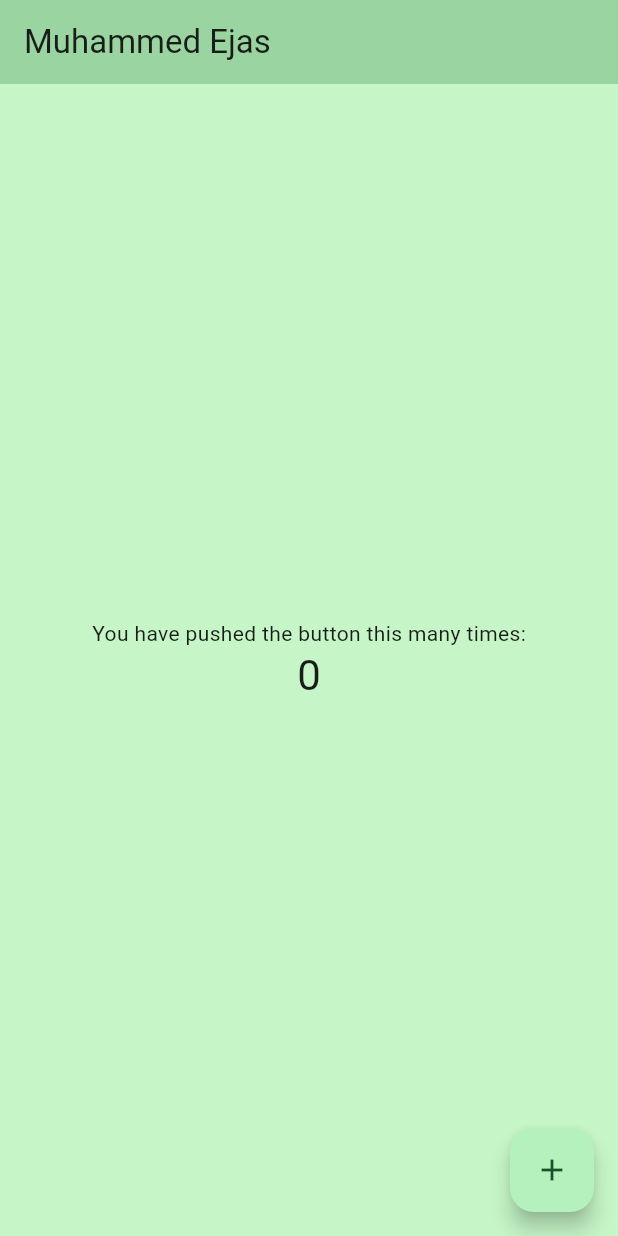
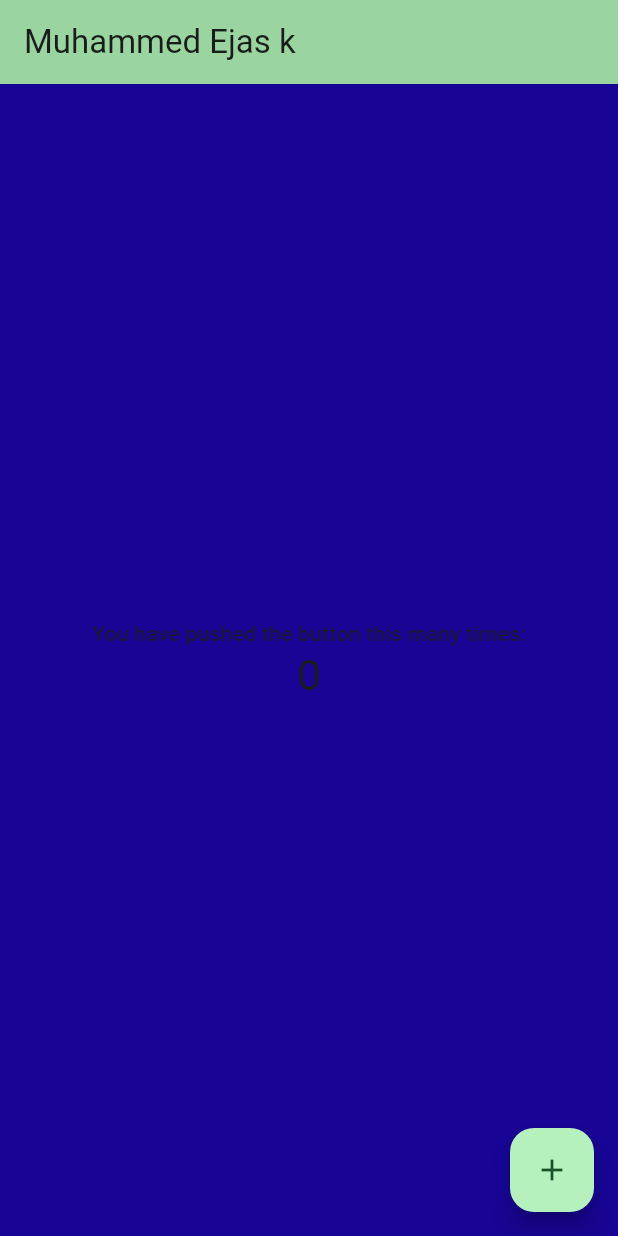
Before and after one commit to muhmdEjas/test, a Flutter app: the screen it shows after launch, on a phone screen of 412 x 824 dp. Run offline on Flutter 3.47's test engine with Material 3 defaults, Android fonts, the phone set to English and light mode, and no system bars.

Commit message:
new  branch

```diff
--- a/lib/main.dart
+++ b/lib/main.dart
@@ -15,7 +15,7 @@ class MyApp extends StatelessWidget {
         colorScheme: ColorScheme.fromSeed(seedColor: Color.fromARGB(255, 0, 5, 1)),
         useMaterial3: true,
       ),
-      home: const MyHomePage(title: 'Muhammed Ejas'),
+      home: const MyHomePage(title: 'Muhammed Ejas k'),
     );
   }
 }
@@ -23,14 +23,6 @@ class MyApp extends StatelessWidget {
 class MyHomePage extends StatefulWidget {
   const MyHomePage({super.key, required this.title});
 
-  // This widget is the home page of your application. It is stateful, meaning
-  // that it has a State object (defined below) that contains fields that affect
-  // how it looks.
-
-  // This class is the configuration for the state. It holds the values (in this
-  // case the title) provided by the parent (in this case the App widget) and
-  // used by the build method of the State. Fields in a Widget subclass are
-  // always marked "final".
 
   final String title;
 
@@ -51,26 +43,13 @@ class _MyHomePageState extends State<MyHomePage> {
   Widget build(BuildContext context) {
 
     return Scaffold(
-      backgroundColor: const Color.fromARGB(255, 198, 246, 199),
+      backgroundColor: Color.fromARGB(255, 24, 4, 149),
       appBar: AppBar(
         backgroundColor: Theme.of(context).colorScheme.inversePrimary,
         title: Text(widget.title),
       ),
       body: Center(
         child: Column(
-          // Column is also a layout widget. It takes a list of children and
-          // arranges them vertically. By default, it sizes itself to fit its
-          // children horizontally, and tries to be as tall as its parent.
-          //
-          // Column has various properties to control how it sizes itself and
-          // how it positions its children. Here we use mainAxisAlignment to
-          // center the children vertically; the main axis here is the vertical
-          // axis because Columns are vertical (the cross axis would be
-          // horizontal).
-          //
-          // TRY THIS: Invoke "debug painting" (choose the "Toggle Debug Paint"
-          // action in the IDE, or press "p" in the console), to see the
-          // wireframe for each widget.
           mainAxisAlignment: MainAxisAlignment.center,
           children: <Widget>[
             const Text(
@@ -87,7 +66,7 @@ class _MyHomePageState extends State<MyHomePage> {
         onPressed: _incrementCounter,
         tooltip: 'Increment',
         child: const Icon(Icons.add),
-      ), // This trailing comma makes auto-formatting nicer for build methods.
+      ),
     );
   }
 }
```
